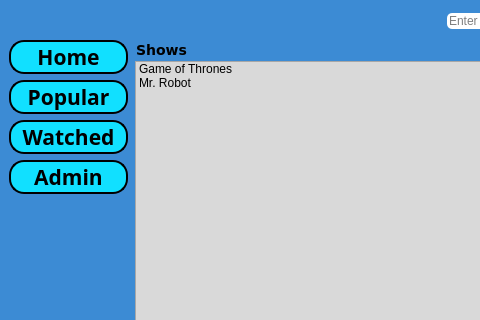
The window that PlotTalk/Forms/dashboard.ui (allanhaywood/CS441) describes before a commit, drawn with Qt 5; both pictures show x 0 to 480 and y 0 to 320 of the 1377 by 706 pixel window.
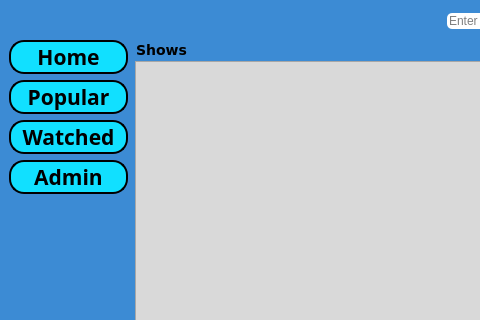
The same window after the commit. The open tabs and pages were chosen to show the change. Icons and pictures are not drawn.

The edit to the form file:
```diff
--- a/PlotTalk/Forms/dashboard.ui
+++ b/PlotTalk/Forms/dashboard.ui
@@ -535,16 +535,6 @@
            <property name="autoFillBackground">
             <bool>false</bool>
            </property>
-           <item>
-            <property name="text">
-             <string>Game of Thrones</string>
-            </property>
-           </item>
-           <item>
-            <property name="text">
-             <string>Mr. Robot</string>
-            </property>
-           </item>
           </widget>
           <widget class="QTreeWidget" name="rightTree">
            <property name="headerHidden">
```
Left out of the diff: 2 changed lines with no effect on the pictures.
